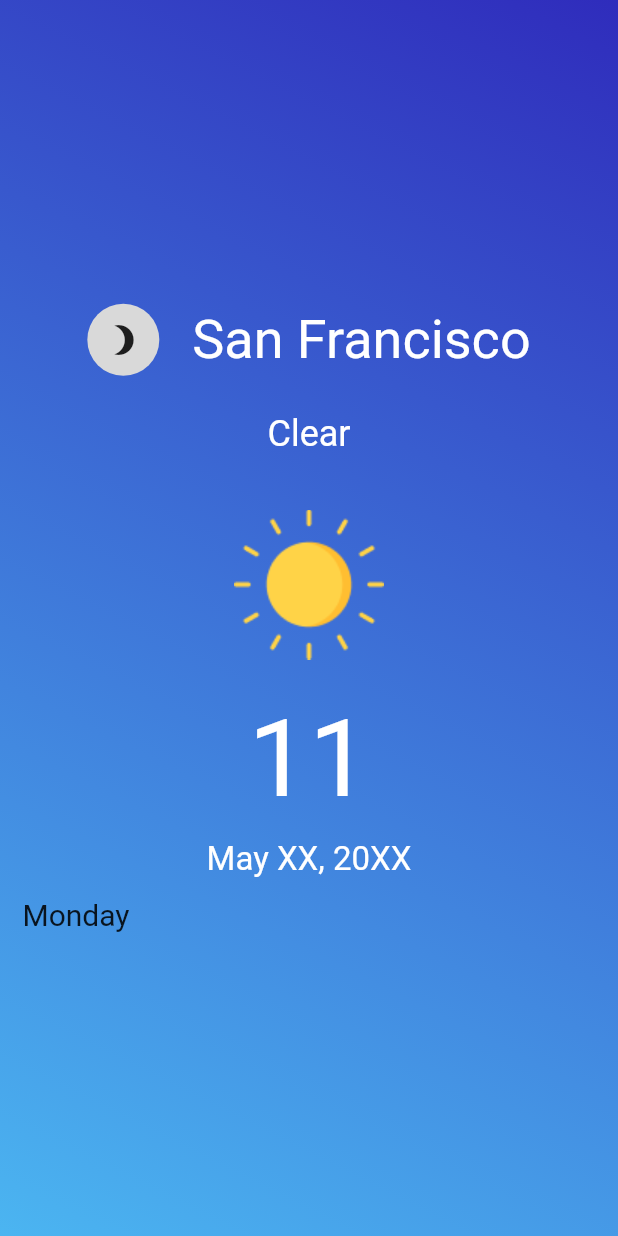
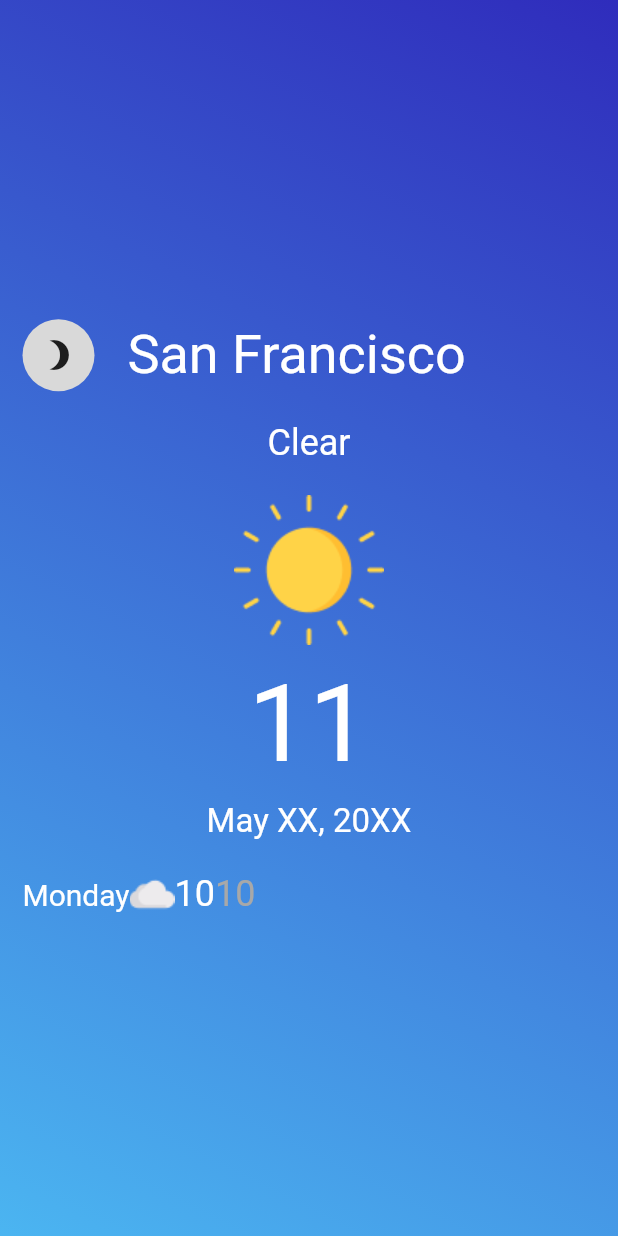
Before and after one commit to chiefbaki/flutter_weather, a Flutter app: the screen it shows after launch, on a phone screen of 412 x 824 dp. Run offline on Flutter 3.47's test engine with Material 2 defaults, Android fonts, the phone set to English and light mode, and no system bars; our stand-ins replace flutter_screenutil.

Commit message:
added assets

```diff
--- a/lib/internal/app.dart
+++ b/lib/internal/app.dart
@@ -8,7 +8,7 @@ class MyApp extends StatelessWidget {
   @override
   Widget build(BuildContext context) {
     return ScreenUtilInit(
-      designSize: const Size(375, 667),
+      designSize: Size(375, 800),
       child: MaterialApp(
         debugShowCheckedModeBanner: false,
         home: Home(),
--- a/lib/presentation/home_page.dart
+++ b/lib/presentation/home_page.dart
@@ -3,6 +3,7 @@ import 'package:flutter_screenutil/flutter_screenutil.dart';
 import 'package:weather/presentation/theme/app_colors.dart';
 import 'package:weather/presentation/theme/app_fonts.dart';
 import 'package:weather/presentation/widgets/buttons.dart';
+import 'package:weather/presentation/widgets/weather_row.dart';
 
 class Home extends StatefulWidget {
   const Home({super.key});
@@ -36,7 +37,7 @@ class _HomeState extends State<Home> {
               mainAxisAlignment: MainAxisAlignment.center,
               children: [
                 Row(
-                  mainAxisAlignment: MainAxisAlignment.center,
+                  mainAxisAlignment: MainAxisAlignment.start,
                   children: [
                     ThemeChangeBtn(changeTheme: changeTheme, themeState: themeState,),
                     SizedBox(width: 20.w,),
@@ -53,7 +54,7 @@ class _HomeState extends State<Home> {
                 SizedBox(
                   height: 20.h,
                 ),
-                Image.asset("assets/img/sun1.png", width: 100.w, height: 100.h,),
+                Image.asset("assets/img/sun1.png", width: 100, height: 100,),
                 SizedBox(
                   height: 10.h,
                 ),
@@ -63,13 +64,9 @@ class _HomeState extends State<Home> {
                 ),
                 Text("May XX, 20XX", style: AppFonts.s22w400.copyWith(color: Colors.white),),
                 SizedBox(
-                  height: 10.h,
+                  height: 20.h,
                 ),
-                Row(
-                  children: [
-                    Text("Monday", style: AppFonts.s20w400,)
-                  ],
-                )
+                WeatherRow(),
               ],
             ),
           ),
--- a/lib/presentation/theme/app_colors.dart
+++ b/lib/presentation/theme/app_colors.dart
@@ -7,4 +7,5 @@ abstract class AppColors {
   ];
   static const List<Color> bgColorDark = [Color(0xff223076), Color(0xff06050E)];
   static const Color circleBackground = Color(0xffD9D9D9);
+  static const Color tempColor = Color(0xffA8A8A8);
 }
--- /dev/null
+++ b/lib/presentation/widgets/weather_row.dart
@@ -0,0 +1,52 @@
+import 'package:flutter/material.dart';
+import 'package:weather/presentation/theme/app_colors.dart';
+import 'package:weather/presentation/theme/app_fonts.dart';
+
+class WeatherRow extends StatefulWidget {
+  const WeatherRow({super.key});
+
+  @override
+  State<WeatherRow> createState() => _WeatherRowState();
+}
+
+class _WeatherRowState extends State<WeatherRow> {
+  @override
+  Widget build(BuildContext context) {
+    return Row(
+      children: [
+        WeatherRowItem()
+      ],
+    );
+  }
+}
+
+class WeatherRowItem extends StatefulWidget {
+  const WeatherRowItem({super.key});
+
+  @override
+  State<WeatherRowItem> createState() => _WeatherRowItemState();
+}
+
+class _WeatherRowItemState extends State<WeatherRowItem> {
+  @override
+  Widget build(BuildContext context) {
+    return Row(
+      mainAxisAlignment: MainAxisAlignment.spaceAround,
+      children: [
+        Text(
+          "Monday",
+          style: AppFonts.s20w400.copyWith(color: Colors.white),
+        ),
+        Image.asset("assets/img/cloud1.png"),
+        Text(
+          "10",
+          style: AppFonts.s24w400.copyWith(color: Colors.white),
+        ),
+        Text(
+          "10",
+          style: AppFonts.s24w400.copyWith(color: AppColors.tempColor),
+        ),
+      ],
+    );
+  }
+}
--- a/pubspec.yaml
+++ b/pubspec.yaml
@@ -63,6 +63,7 @@ flutter:
   assets:
     - assets/img/sun1.png
     - assets/img/moon1.png
+    - assets/img/cloud1.png
 
   # An image asset can refer to one or more resolution-specific "variants", see
   # https://flutter.dev/assets-and-images/#resolution-aware
```
Also changed, not shown: assets/img/cloud1.png (added), lib/presentation/widgets/weather_row_item.dart (added).
